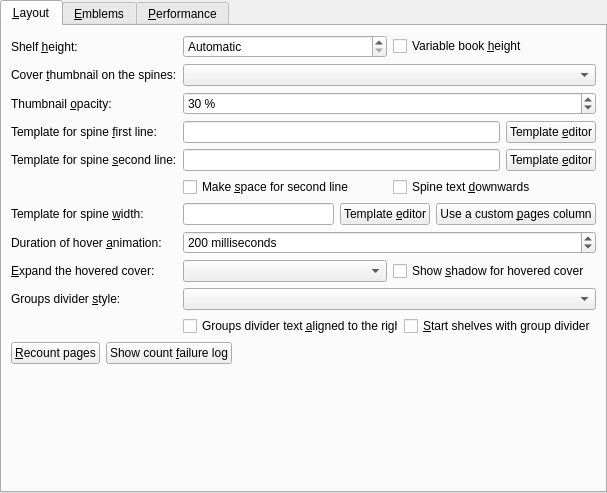
Above: src/calibre/gui2/preferences/look_feel_tabs/bookshelf_view.ui from kovidgoyal/calibre before the change. Below: the same form after it.
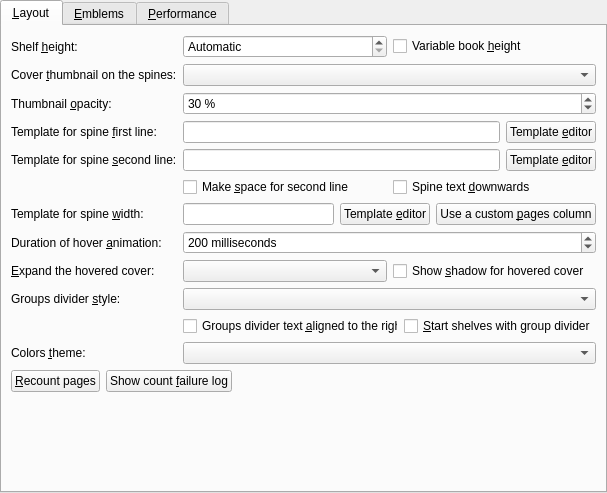
That is the form after the change. Custom widgets are drawn as their Qt base class.

Commit message: Bookshelf: allow override colors theme

What changed in the file:
```diff
--- a/src/calibre/gui2/preferences/look_feel_tabs/bookshelf_view.ui
+++ b/src/calibre/gui2/preferences/look_feel_tabs/bookshelf_view.ui
@@ -322,7 +322,24 @@
       </item>
      </layout>
     </item>
-    <item row="11" column="0" colspan="2">
+    <item row="11" column="0">
+     <widget class="QLabel" name="label_5">
+      <property name="text">
+       <string>Colors &amp;theme:</string>
+      </property>
+      <property name="buddy">
+       <cstring>opt_bookshelf_theme_override</cstring>
+      </property>
+     </widget>
+    </item>
+    <item row="11" column="1">
+     <widget class="QComboBox" name="opt_bookshelf_theme_override">
+      <property name="toolTip">
+       <string>Control which colors theme to use for the bookshelf view</string>
+      </property>
+     </widget>
+    </item>
+    <item row="12" column="0" colspan="2">
      <layout class="QHBoxLayout" name="horizontalLayout_7">
       <item>
        <widget class="QPushButton" name="recount_button">
@@ -356,7 +373,7 @@
       </item>
      </layout>
     </item>
-    <item row="12" column="0">
+    <item row="13" column="0">
      <spacer name="vertical_spacer_1">
       <property name="orientation">
        <enum>Qt::Vertical</enum>
```
The commit also changes 3 other files.
